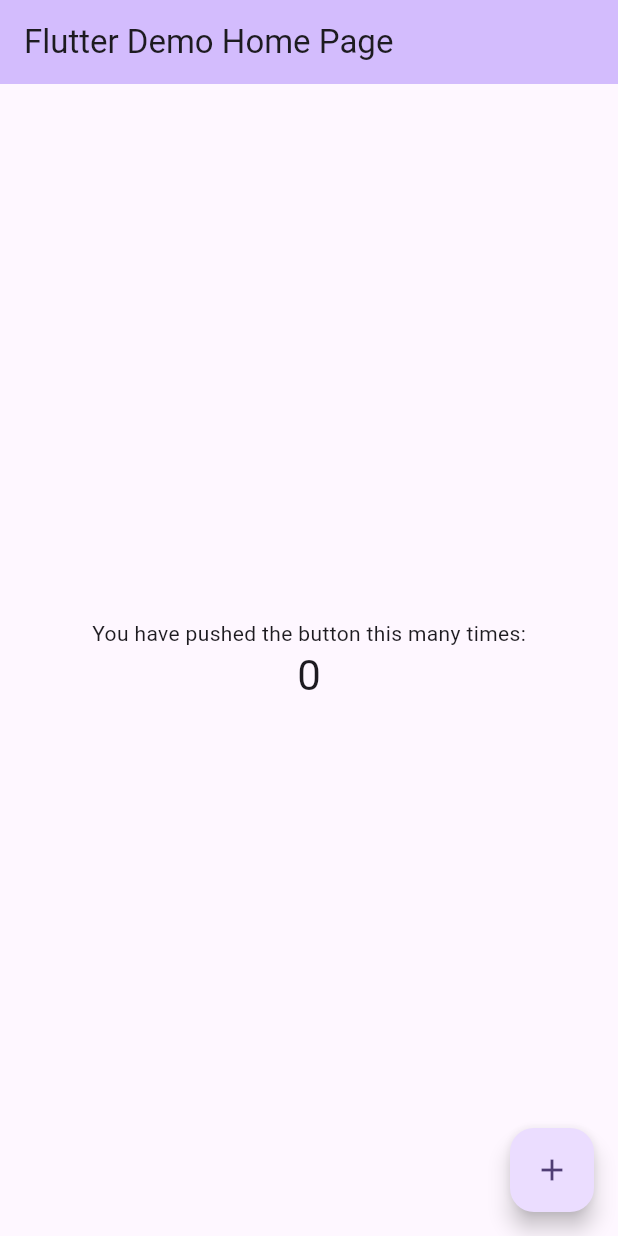
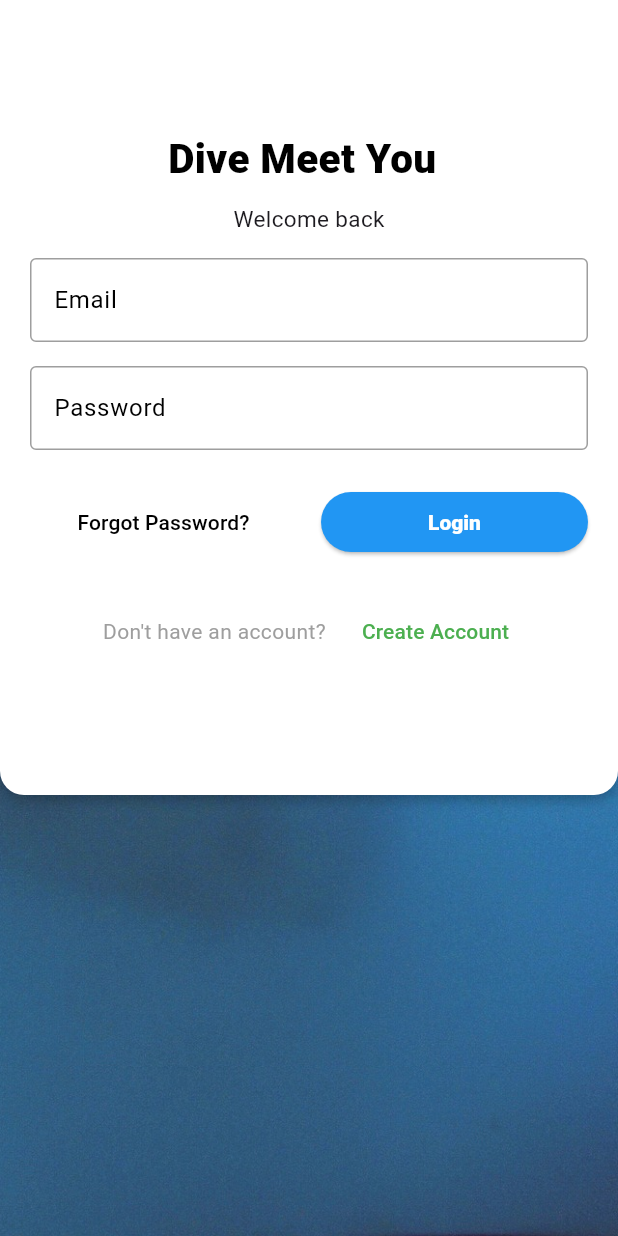
Before and after one commit to okdoittttt/DiveMeetYou, a Flutter app: the screen it shows after launch, on a phone screen of 412 x 824 dp. Run offline on Flutter 3.47's test engine with Material 3 defaults, Android fonts, the light colour scheme and no system bars; Roboto replaces fonts that are missing (Pretendard).

Commit message:
feat: login.dart 로그인 UI

```diff
--- a/client/analysis_options.yaml
+++ b/client/analysis_options.yaml
@@ -21,6 +21,9 @@ linter:
   # `// ignore_for_file: name_of_lint` syntax on the line or in the file
   # producing the lint.
   rules:
+    prefer_const_constructors: false
+    prefer_const_literals_to_create_immutables: false
+    prefer_const_constructors_in_immutables: false
     # avoid_print: false  # Uncomment to disable the `avoid_print` rule
     # prefer_single_quotes: true  # Uncomment to enable the `prefer_single_quotes` rule
 
--- /dev/null
+++ b/client/lib/login/login.dart
@@ -0,0 +1,215 @@
+import 'package:flutter/material.dart';
+
+class Login extends StatefulWidget {
+  const Login({super.key});
+
+  @override
+  State<Login> createState() => _LoginState();
+}
+
+class _LoginState extends State<Login> {
+  @override
+  Widget build(BuildContext context) {
+    return Scaffold(
+      backgroundColor: Color(0xFF4B39EF),
+      body: Container(
+        width: MediaQuery.sizeOf(context).width,
+        height: MediaQuery.sizeOf(context).height * 1,
+        decoration: BoxDecoration(
+          image: DecorationImage(
+            fit: BoxFit.cover,
+            image: Image.asset('assets/main2.jpg').image,
+          ),
+        ),
+        child: Column(
+          mainAxisSize: MainAxisSize.max,
+          children: [
+            Container(
+              width: double.infinity,
+              height: 530,
+              decoration: BoxDecoration(
+                color: Colors.white,
+                boxShadow: [
+                  BoxShadow(
+                    blurRadius: 7,
+                    color: Color(0x4D090F13),
+                    offset: Offset(0, 3),
+                  ),
+                ],
+                borderRadius: BorderRadius.only(
+                  bottomLeft: Radius.circular(16),
+                  bottomRight: Radius.circular(16),
+                  topLeft: Radius.circular(0),
+                  topRight: Radius.circular(0),
+                ),
+              ),
+              child: Padding(
+                padding: EdgeInsetsDirectional.fromSTEB(20, 0, 20, 0),
+                child: SingleChildScrollView(
+                  child: Column(
+                    mainAxisSize: MainAxisSize.max,
+                    mainAxisAlignment: MainAxisAlignment.center,
+                    crossAxisAlignment: CrossAxisAlignment.center,
+                    children: [
+                      SizedBox(height: 30),
+                      Padding(
+                        padding: EdgeInsetsDirectional.fromSTEB(0, 56, 0, 0),
+                        child: Row(
+                          mainAxisSize: MainAxisSize.max,
+                          mainAxisAlignment: MainAxisAlignment.center,
+                          children: [
+                            Row(
+                              children: [
+                                Text(
+                                  "Dive Meet You",
+                                  style: TextStyle(
+                                    fontSize: 27,
+                                    fontWeight: FontWeight.w900,
+                                    color: Colors.black,
+                                  ),
+                                ),
+                                SizedBox(width: 9),
+                              ],
+                            ),
+                          ],
+                        ),
+                      ),
+                      Padding(
+                        padding: EdgeInsetsDirectional.fromSTEB(0, 10, 0, 0),
+                        child: Row(
+                          mainAxisSize: MainAxisSize.max,
+                          mainAxisAlignment: MainAxisAlignment.center,
+                          children: [
+                            Text(
+                              "Welcome back",
+                              style: TextStyle(fontSize: 15),
+                            ),
+                          ],
+                        ),
+                      ),
+                      Padding(
+                        padding: EdgeInsetsDirectional.fromSTEB(0, 16, 0, 0),
+                        child: Row(
+                          mainAxisSize: MainAxisSize.max,
+                          mainAxisAlignment: MainAxisAlignment.center,
+                          children: [
+                            Expanded(
+                              child: TextFormField(
+                                // keyboardType: ,
+                                onChanged: (val) {},
+                                decoration: InputDecoration(
+                                  labelText: 'Email',
+                                  hintText: 'Enter Your Email here ...',
+                                  labelStyle: TextStyle(color: Colors.black),
+                                  focusedBorder: OutlineInputBorder(
+                                    borderSide: BorderSide(color: Colors.blue),
+                                  ),
+                                  enabledBorder: OutlineInputBorder(
+                                    borderSide: BorderSide(color: Colors.grey),
+                                  ),
+                                ),
+                              ),
+                            ),
+                          ],
+                        ),
+                      ),
+                      Padding(
+                        padding: EdgeInsetsDirectional.fromSTEB(0, 16, 0, 0),
+                        child: Row(
+                          mainAxisSize: MainAxisSize.max,
+                          mainAxisAlignment: MainAxisAlignment.center,
+                          children: [
+                            Expanded(
+                              child: TextFormField(
+                                // keyboardType: ,
+                                onChanged: (val) {},
+                                obscureText: true,
+                                decoration: InputDecoration(
+                                  labelText: "Password",
+                                  hintText: "Enter Your password here ...",
+                                  labelStyle: TextStyle(color: Colors.black),
+                                  focusedBorder: OutlineInputBorder(
+                                    borderSide: BorderSide(color: Colors.blue),
+                                  ),
+                                  enabledBorder: OutlineInputBorder(
+                                    borderSide: BorderSide(color: Colors.grey),
+                                  ),
+                                ),
+                              ),
+                            ),
+                          ],
+                        ),
+                      ),
+                      Padding(
+                        padding: EdgeInsetsDirectional.fromSTEB(0, 24, 0, 0),
+                        child: Row(
+                          mainAxisSize: MainAxisSize.max,
+                          mainAxisAlignment: MainAxisAlignment.spaceBetween,
+                          children: [
+                            Expanded(
+                              flex: 5,
+                              child: ElevatedButton(
+                                onPressed: () {},
+
+                                style: ElevatedButton.styleFrom(
+                                  backgroundColor: Colors.transparent,
+                                  foregroundColor: Colors.black,
+                                  elevation: 0,
+                                ),
+                                child: Text("Forgot Password?"),
+                              ),
+                            ),
+                            SizedBox(width: 16),
+                            Expanded(
+                              flex: 5,
+                              child: ElevatedButton(
+                                onPressed: () {},
+                                style: ElevatedButton.styleFrom(
+                                  backgroundColor: Colors.blue,
+                                  foregroundColor: Colors.white,
+                                  textStyle: TextStyle(
+                                    fontWeight: FontWeight.w900,
+                                  ), // 글자를 굵게(볼드) 설정
+                                ),
+                                child: Text("Login"),
+                              ),
+                            ),
+                          ],
+                        ),
+                      ),
+                      Padding(
+                        padding: EdgeInsetsDirectional.fromSTEB(0, 25, 0, 24),
+                        child: Row(
+                          mainAxisSize: MainAxisSize.max,
+                          mainAxisAlignment: MainAxisAlignment.center,
+                          children: [
+                            Padding(
+                              padding: EdgeInsetsDirectional.fromSTEB(20, 0, 0, 0,),
+                              child: Text(
+                                "Don't have an account?",
+                                style: TextStyle(color: Colors.grey),
+                              ),
+                            ),
+                            ElevatedButton(
+                              onPressed: () {},
+                              style: ElevatedButton.styleFrom(
+                                backgroundColor: Colors.transparent,
+                                foregroundColor: Colors.green,
+                                elevation: 0,
+                              ),
+                              child: Text("Create Account"),
+                            ),
+                          ],
+                        ),
+                      ),
+                    ],
+                  ),
+                ),
+              ),
+            ),
+          ],
+        ),
+      ),
+    );
+  }
+}
--- a/client/lib/main.dart
+++ b/client/lib/main.dart
@@ -1,3 +1,4 @@
+import 'package:client/login/login.dart';
 import 'package:flutter/material.dart';
 
 void main() {
@@ -7,116 +8,17 @@ void main() {
 class MyApp extends StatelessWidget {
   const MyApp({super.key});
 
-  // This widget is the root of your application.
   @override
   Widget build(BuildContext context) {
+    // TODO: implement build
     return MaterialApp(
-      title: 'Flutter Demo',
+      title: "DiveMeetYou",
       theme: ThemeData(
-        // This is the theme of your application.
-        //
-        // TRY THIS: Try running your application with "flutter run". You'll see
-        // the application has a purple toolbar. Then, without quitting the app,
-        // try changing the seedColor in the colorScheme below to Colors.green
-        // and then invoke "hot reload" (save your changes or press the "hot
-        // reload" button in a Flutter-supported IDE, or press "r" if you used
-        // the command line to start the app).
-        //
-        // Notice that the counter didn't reset back to zero; the application
-        // state is not lost during the reload. To reset the state, use hot
-        // restart instead.
-        //
-        // This works for code too, not just values: Most code changes can be
-        // tested with just a hot reload.
+        fontFamily: 'Pretendard',
         colorScheme: ColorScheme.fromSeed(seedColor: Colors.deepPurple),
+          useMaterial3: true
       ),
-      home: const MyHomePage(title: 'Flutter Demo Home Page'),
+      home: const Login(),
     );
   }
 }
-
-class MyHomePage extends StatefulWidget {
-  const MyHomePage({super.key, required this.title});
-
-  // This widget is the home page of your application. It is stateful, meaning
-  // that it has a State object (defined below) that contains fields that affect
-  // how it looks.
-
-  // This class is the configuration for the state. It holds the values (in this
-  // case the title) provided by the parent (in this case the App widget) and
-  // used by the build method of the State. Fields in a Widget subclass are
-  // always marked "final".
-
-  final String title;
-
-  @override
-  State<MyHomePage> createState() => _MyHomePageState();
-}
-
-class _MyHomePageState extends State<MyHomePage> {
-  int _counter = 0;
-
-  void _incrementCounter() {
-    setState(() {
-      // This call to setState tells the Flutter framework that something has
-      // changed in this State, which causes it to rerun the build method below
-      // so that the display can reflect the updated values. If we changed
-      // _counter without calling setState(), then the build method would not be
-      // called again, and so nothing would appear to happen.
-      _counter++;
-    });
-  }
-
-  @override
-  Widget build(BuildContext context) {
-    // This method is rerun every time setState is called, for instance as done
-    // by the _incrementCounter method above.
-    //
-    // The Flutter framework has been optimized to make rerunning build methods
-    // fast, so that you can just rebuild anything that needs updating rather
-    // than having to individually change instances of widgets.
-    return Scaffold(
-      appBar: AppBar(
-        // TRY THIS: Try changing the color here to a specific color (to
-        // Colors.amber, perhaps?) and trigger a hot reload to see the AppBar
-        // change color while the other colors stay the same.
-        backgroundColor: Theme.of(context).colorScheme.inversePrimary,
-        // Here we take the value from the MyHomePage object that was created by
-        // the App.build method, and use it to set our appbar title.
-        title: Text(widget.title),
-      ),
-      body: Center(
-        // Center is a layout widget. It takes a single child and positions it
-        // in the middle of the parent.
-        child: Column(
-          // Column is also a layout widget. It takes a list of children and
-          // arranges them vertically. By default, it sizes itself to fit its
-          // children horizontally, and tries to be as tall as its parent.
-          //
-          // Column has various properties to control how it sizes itself and
-          // how it positions its children. Here we use mainAxisAlignment to
-          // center the children vertically; the main axis here is the vertical
-          // axis because Columns are vertical (the cross axis would be
-          // horizontal).
-          //
-          // TRY THIS: Invoke "debug painting" (choose the "Toggle Debug Paint"
-          // action in the IDE, or press "p" in the console), to see the
-          // wireframe for each widget.
-          mainAxisAlignment: MainAxisAlignment.center,
-          children: <Widget>[
-            const Text('You have pushed the button this many times:'),
-            Text(
-              '$_counter',
-              style: Theme.of(context).textTheme.headlineMedium,
-            ),
-          ],
-        ),
-      ),
-      floatingActionButton: FloatingActionButton(
-        onPressed: _incrementCounter,
-        tooltip: 'Increment',
-        child: const Icon(Icons.add),
-      ), // This trailing comma makes auto-formatting nicer for build methods.
-    );
-  }
-}
--- a/client/pubspec.yaml
+++ b/client/pubspec.yaml
@@ -58,7 +58,9 @@ flutter:
   uses-material-design: true
 
   # To add assets to your application, add an assets section, like this:
-  # assets:
+  assets:
+    - assets/main.jpg
+    - assets/main2.jpg
   #   - images/a_dot_burr.jpeg
   #   - images/a_dot_ham.jpeg
 
```
Also changed, not shown: client/assets/main.jpg (added), client/assets/main2.jpg (added).
